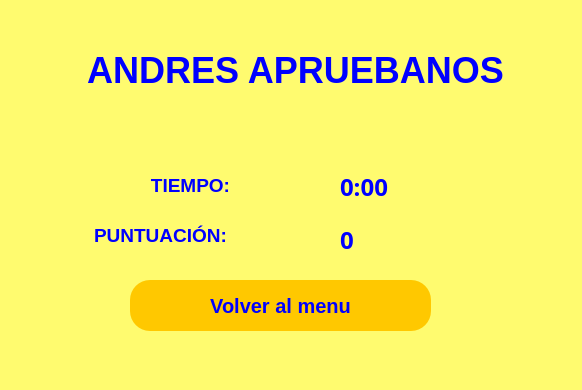
Before: the Qt Designer form gameover.ui in LuisMiguelSC/project-flappy, drawn with Qt 5.
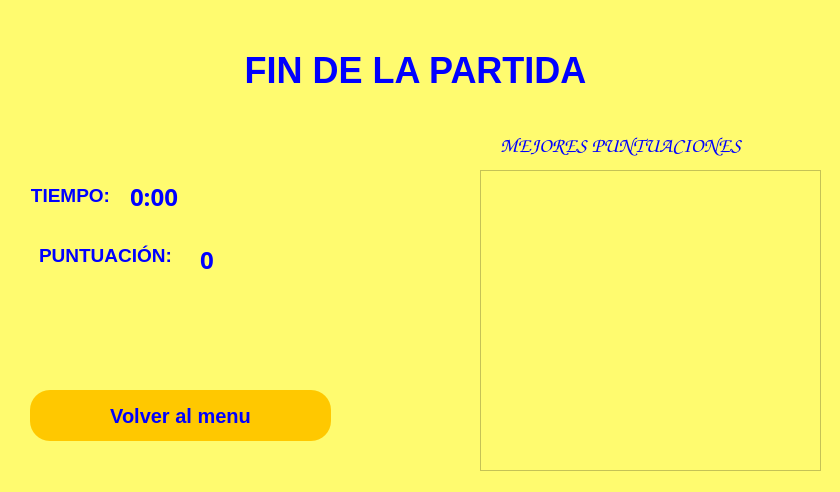
After: the same form once the commit is applied. Icons and pictures are not drawn.

```diff
--- a/gameover.ui
+++ b/gameover.ui
@@ -6,8 +6,8 @@
    <rect>
     <x>0</x>
     <y>0</y>
-    <width>582</width>
-    <height>390</height>
+    <width>840</width>
+    <height>492</height>
    </rect>
   </property>
   <property name="windowTitle">
@@ -19,8 +19,8 @@
   <widget class="QPushButton" name="returnMenu">
    <property name="geometry">
     <rect>
-     <x>130</x>
-     <y>280</y>
+     <x>30</x>
+     <y>390</y>
      <width>301</width>
      <height>51</height>
     </rect>
@@ -40,7 +40,7 @@
   <widget class="QLabel" name="label">
    <property name="geometry">
     <rect>
-     <x>30</x>
+     <x>150</x>
      <y>20</y>
      <width>531</width>
      <height>101</height>
@@ -56,7 +56,7 @@
 </string>
    </property>
    <property name="text">
-    <string>&lt;html&gt;&lt;head/&gt;&lt;body&gt;&lt;p&gt;&lt;span style=&quot; font-size:27pt;&quot;&gt;ANDRES APRUEBANOS&lt;/span&gt;&lt;/p&gt;&lt;/body&gt;&lt;/html&gt;</string>
+    <string>&lt;html&gt;&lt;head/&gt;&lt;body&gt;&lt;p&gt;&lt;span style=&quot; font-size:27pt;&quot;&gt;FIN DE LA PARTIDA&lt;/span&gt;&lt;/p&gt;&lt;/body&gt;&lt;/html&gt;</string>
    </property>
    <property name="textFormat">
     <enum>Qt::RichText</enum>
@@ -68,8 +68,8 @@
   <widget class="QLabel" name="score">
    <property name="geometry">
     <rect>
-     <x>340</x>
-     <y>220</y>
+     <x>200</x>
+     <y>240</y>
      <width>101</width>
      <height>41</height>
     </rect>
@@ -82,7 +82,7 @@
     </font>
    </property>
    <property name="styleSheet">
-    <string notr="true">color: white;</string>
+    <string notr="true">color:rgb(0, 0, 255)</string>
    </property>
    <property name="text">
     <string>&lt;html&gt;&lt;head/&gt;&lt;body&gt;&lt;p&gt;&lt;span style=&quot; color:#0000ff;&quot;&gt;0&lt;/span&gt;&lt;/p&gt;&lt;/body&gt;&lt;/html&gt;</string>
@@ -91,8 +91,8 @@
   <widget class="QLabel" name="score_logo">
    <property name="geometry">
     <rect>
-     <x>380</x>
-     <y>220</y>
+     <x>230</x>
+     <y>240</y>
      <width>41</width>
      <height>41</height>
     </rect>
@@ -110,8 +110,8 @@
   <widget class="QLabel" name="timer">
    <property name="geometry">
     <rect>
-     <x>340</x>
-     <y>170</y>
+     <x>130</x>
+     <y>180</y>
      <width>81</width>
      <height>31</height>
     </rect>
@@ -122,8 +122,8 @@
       <colorrole role="WindowText">
        <brush brushstyle="SolidPattern">
         <color alpha="255">
-         <red>255</red>
-         <green>255</green>
+         <red>0</red>
+         <green>0</green>
          <blue>255</blue>
         </color>
        </brush>
@@ -140,8 +140,8 @@
       <colorrole role="Text">
        <brush brushstyle="SolidPattern">
         <color alpha="255">
-         <red>255</red>
-         <green>255</green>
+         <red>0</red>
+         <green>0</green>
          <blue>255</blue>
         </color>
        </brush>
@@ -149,8 +149,8 @@
       <colorrole role="ButtonText">
        <brush brushstyle="SolidPattern">
         <color alpha="255">
-         <red>255</red>
-         <green>255</green>
+         <red>0</red>
+         <green>0</green>
          <blue>255</blue>
         </color>
        </brush>
@@ -176,8 +176,8 @@
       <colorrole role="PlaceholderText">
        <brush brushstyle="SolidPattern">
         <color alpha="128">
-         <red>255</red>
-         <green>255</green>
+         <red>0</red>
+         <green>0</green>
          <blue>255</blue>
         </color>
        </brush>
@@ -187,8 +187,8 @@
       <colorrole role="WindowText">
        <brush brushstyle="SolidPattern">
         <color alpha="255">
-         <red>255</red>
-         <green>255</green>
+         <red>0</red>
+         <green>0</green>
          <blue>255</blue>
         </color>
        </brush>
@@ -205,8 +205,8 @@
       <colorrole role="Text">
        <brush brushstyle="SolidPattern">
         <color alpha="255">
-         <red>255</red>
-         <green>255</green>
+         <red>0</red>
+         <green>0</green>
          <blue>255</blue>
         </color>
        </brush>
@@ -214,8 +214,8 @@
       <colorrole role="ButtonText">
        <brush brushstyle="SolidPattern">
         <color alpha="255">
-         <red>255</red>
-         <green>255</green>
+         <red>0</red>
+         <green>0</green>
          <blue>255</blue>
         </color>
        </brush>
@@ -241,8 +241,8 @@
       <colorrole role="PlaceholderText">
        <brush brushstyle="SolidPattern">
         <color alpha="128">
-         <red>255</red>
-         <green>255</green>
+         <red>0</red>
+         <green>0</green>
          <blue>255</blue>
         </color>
        </brush>
@@ -252,8 +252,8 @@
       <colorrole role="WindowText">
        <brush brushstyle="SolidPattern">
         <color alpha="255">
-         <red>255</red>
-         <green>255</green>
+         <red>0</red>
+         <green>0</green>
          <blue>255</blue>
         </color>
        </brush>
@@ -270,8 +270,8 @@
       <colorrole role="Text">
        <brush brushstyle="SolidPattern">
         <color alpha="255">
-         <red>255</red>
-         <green>255</green>
+         <red>0</red>
+         <green>0</green>
          <blue>255</blue>
         </color>
        </brush>
@@ -279,8 +279,8 @@
       <colorrole role="ButtonText">
        <brush brushstyle="SolidPattern">
         <color alpha="255">
-         <red>255</red>
-         <green>255</green>
+         <red>0</red>
+         <green>0</green>
          <blue>255</blue>
         </color>
        </brush>
@@ -306,8 +306,8 @@
       <colorrole role="PlaceholderText">
        <brush brushstyle="SolidPattern">
         <color alpha="128">
-         <red>255</red>
-         <green>255</green>
+         <red>0</red>
+         <green>0</green>
          <blue>255</blue>
         </color>
        </brush>
@@ -323,7 +323,7 @@
     </font>
    </property>
    <property name="styleSheet">
-    <string notr="true">color: gb(0, 0, 255);</string>
+    <string notr="true">color:rgb(0, 0, 255)</string>
    </property>
    <property name="text">
     <string>&lt;html&gt;&lt;head/&gt;&lt;body&gt;&lt;p&gt;&lt;span style=&quot; color:#0000ff;&quot;&gt;0:00&lt;/span&gt;&lt;/p&gt;&lt;/body&gt;&lt;/html&gt;</string>
@@ -332,9 +332,9 @@
   <widget class="QLabel" name="label_2">
    <property name="geometry">
     <rect>
-     <x>70</x>
-     <y>170</y>
-     <width>241</width>
+     <x>10</x>
+     <y>180</y>
+     <width>121</width>
      <height>31</height>
     </rect>
    </property>
@@ -360,9 +360,9 @@
   <widget class="QLabel" name="label_3">
    <property name="geometry">
     <rect>
-     <x>40</x>
-     <y>220</y>
-     <width>241</width>
+     <x>20</x>
+     <y>240</y>
+     <width>171</width>
      <height>31</height>
     </rect>
    </property>
@@ -385,6 +385,48 @@
     <set>Qt::AlignCenter</set>
    </property>
   </widget>
+  <widget class="QLabel" name="label_4">
+   <property name="geometry">
+    <rect>
+     <x>500</x>
+     <y>120</y>
+     <width>301</width>
+     <height>51</height>
+    </rect>
+   </property>
+   <property name="font">
+    <font>
+     <family>Comic Sans MS</family>
+     <pointsize>16</pointsize>
+     <bold>true</bold>
+    </font>
+   </property>
+   <property name="styleSheet">
+    <string notr="true">color:rgb(0, 0, 255)</string>
+   </property>
+   <property name="text">
+    <string>MEJORES PUNTUACIONES</string>
+   </property>
+  </widget>
+  <widget class="QTextEdit" name="textEdit">
+   <property name="geometry">
+    <rect>
+     <x>480</x>
+     <y>170</y>
+     <width>341</width>
+     <height>301</height>
+    </rect>
+   </property>
+   <property name="font">
+    <font>
+     <family>Comic Sans MS</family>
+     <pointsize>13</pointsize>
+    </font>
+   </property>
+   <property name="styleSheet">
+    <string notr="true">color:rgb(0, 0, 255)</string>
+   </property>
+  </widget>
  </widget>
  <resources>
   <include location="assets.qrc"/>
```
Left out of the diff: 2 changed lines with no effect on the pictures.
